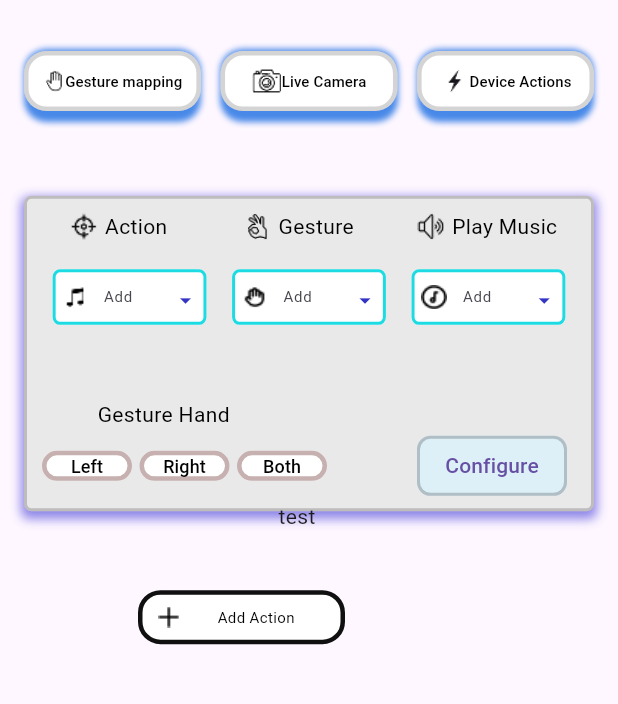
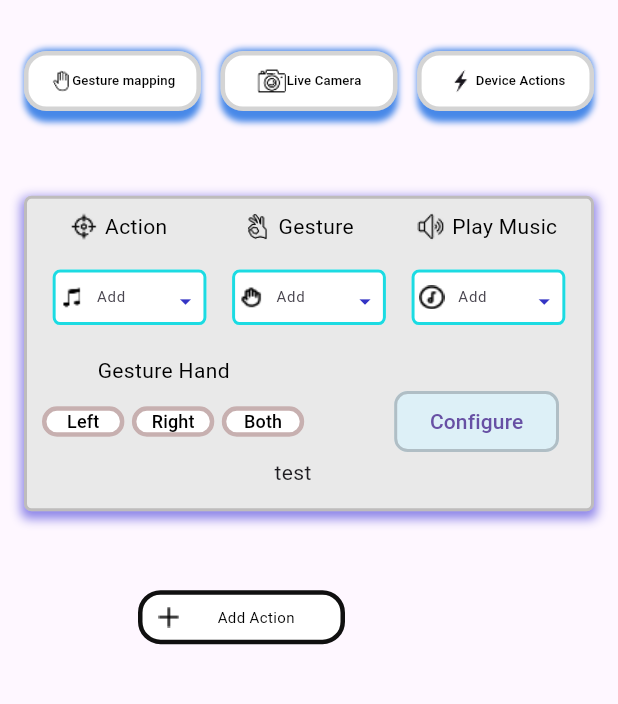
Before and after one commit to RafailAndreou/sensee, a Flutter app: the screen it shows after launch, on a phone screen of 412 x 824 dp, the part 63-767 px from its top. Run offline on Flutter 3.47's test engine with Material 3 defaults, Android fonts, the phone set to English and light mode, and no system bars; our stand-ins replace webview_flutter; missing offline and left inert: ir_sensor_plugin.

Commit message:
we finally have dynamic sizes ffs

```diff
--- a/surface_controller/lib/screen/gesturemapping/buttons.dart
+++ b/surface_controller/lib/screen/gesturemapping/buttons.dart
@@ -1,5 +1,6 @@
 import 'package:flutter/material.dart';
 import '../../irblaster.dart';
+import 'package:surface_controller/sizes.dart';
 
 class CustomButton extends StatelessWidget {
   final String title;
@@ -50,7 +51,10 @@ class CustomButton extends StatelessWidget {
               icon,
               Text(
                 title,
-                style: const TextStyle(fontSize: 10, color: Colors.black),
+                style: TextStyle(
+                  fontSize: getProportionalWidth(context, 8),
+                  color: Colors.black,
+                ),
               ),
             ],
           ),
--- a/surface_controller/lib/screen/gesturemapping/widgets/connection/configurebutton.dart
+++ b/surface_controller/lib/screen/gesturemapping/widgets/connection/configurebutton.dart
@@ -1,4 +1,5 @@
 import 'package:flutter/material.dart';
+import '../../../../sizes.dart';
 
 class ConfigureButton extends StatelessWidget {
   final String label;
@@ -16,8 +17,11 @@ class ConfigureButton extends StatelessWidget {
     return TextButton(
       style: TextButton.styleFrom(
         backgroundColor: backgroundColor,
-        // Set fixed size (width x height)
-        fixedSize: const Size(100, 40),
+        // Set dynamic size based on screen dimensions
+        fixedSize: Size(
+          getProportionalWidth(context, 100),
+          getProportionalHeight(context, 40),
+        ),
 
         // Set border radius and stroke
         shape: RoundedRectangleBorder(
--- a/surface_controller/lib/screen/gesturemapping/widgets/connection/connection.dart
+++ b/surface_controller/lib/screen/gesturemapping/widgets/connection/connection.dart
@@ -5,6 +5,7 @@ import 'configurebutton.dart';
 import 'package:surface_controller/global.dart';
 import 'package:surface_controller/configue.dart';
 import 'package:surface_controller/server/server.dart';
+import 'package:surface_controller/sizes.dart';
 
 class Connection extends StatefulWidget {
   const Connection({super.key});
@@ -39,9 +40,9 @@ class _ConnectionState extends State<Connection> {
       child: Column(
         children: [
           _buildTopRow(),
-          const SizedBox(height: 10),
+          SizedBox(height: getProportionalHeight(context, 10)),
           _buildMenuRow(),
-          const SizedBox(height: 50),
+          SizedBox(height: getProportionalHeight(context, 20)),
           _buildHandLabel(),
           _buildHandButtons(),
         ],
--- a/surface_controller/lib/screen/gesturemapping/widgets/connection/dropdownmenu.dart
+++ b/surface_controller/lib/screen/gesturemapping/widgets/connection/dropdownmenu.dart
@@ -2,6 +2,7 @@
 import 'package:flutter/material.dart';
 import '../../../brands/configurationscreen.dart';
 import 'package:surface_controller/global.dart';
+import 'package:surface_controller/sizes.dart';
 
 class DropDownMenu extends StatelessWidget {
   final String selectedValue;
@@ -35,17 +36,17 @@ class DropDownMenu extends StatelessWidget {
         fontSize: 10,
         overflow: TextOverflow.visible,
       ),
-      inputDecorationTheme: const InputDecorationTheme(
+      inputDecorationTheme: InputDecorationTheme(
         constraints: BoxConstraints(maxHeight: 37, maxWidth: 103),
         isDense: true,
 
         suffixIconColor: Color.fromARGB(255, 52, 52, 196),
         suffixIconConstraints: BoxConstraints(maxWidth: 35),
         prefixIconConstraints: BoxConstraints(
-          maxWidth: 30,
-          maxHeight: 30,
-          minHeight: 30,
-          minWidth: 20,
+          maxWidth: getProportionalWidth(context, 30),
+          maxHeight: getProportionalHeight(context, 30),
+          minHeight: getProportionalHeight(context, 25),
+          minWidth: getProportionalWidth(context, 20),
         ),
 
         enabledBorder: OutlineInputBorder(
--- a/surface_controller/lib/screen/gesturemapping/widgets/connection/handbutton.dart
+++ b/surface_controller/lib/screen/gesturemapping/widgets/connection/handbutton.dart
@@ -1,4 +1,5 @@
 import 'package:flutter/material.dart';
+import 'package:surface_controller/sizes.dart';
 
 class HandButton extends StatelessWidget {
   final String label;
@@ -18,7 +19,10 @@ class HandButton extends StatelessWidget {
       style: TextButton.styleFrom(
         backgroundColor: backgroundColor,
         // Set fixed size (width x height)
-        fixedSize: const Size(60, 20),
+        fixedSize: Size(
+          getProportionalWidth(context, 50),
+          getProportionalHeight(context, 20),
+        ),
         padding: EdgeInsets.zero,
         minimumSize: Size.zero,
         side: const BorderSide(
--- /dev/null
+++ b/surface_controller/lib/sizes.dart
@@ -0,0 +1,15 @@
+import 'package:flutter/material.dart';
+
+// Function to get proportional sizes based on screen width
+double getProportionalWidth(BuildContext context, double baseSize) {
+  double screenWidth = MediaQuery.of(context).size.width;
+  // Using 375 as base width (common mobile width)
+  return (screenWidth / 375.0) * baseSize;
+}
+
+// Function to get proportional sizes based on screen height
+double getProportionalHeight(BuildContext context, double baseSize) {
+  double screenHeight = MediaQuery.of(context).size.height;
+  // Using 812 as base height (common mobile height)
+  return (screenHeight / 812.0) * baseSize;
+}
```
